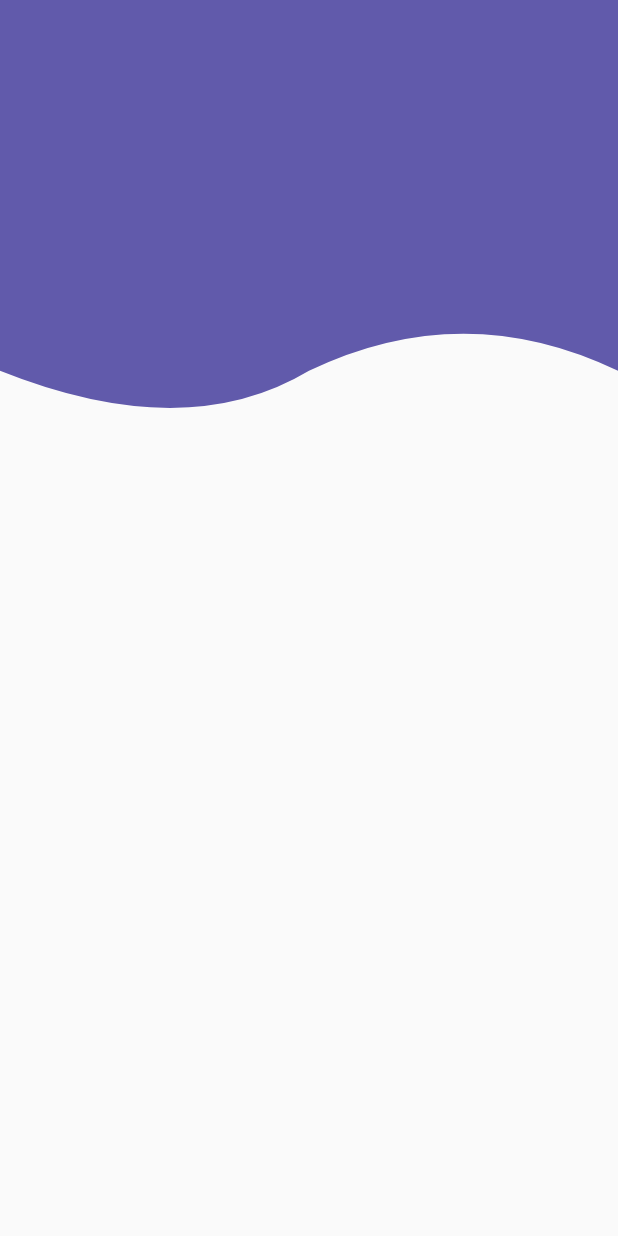
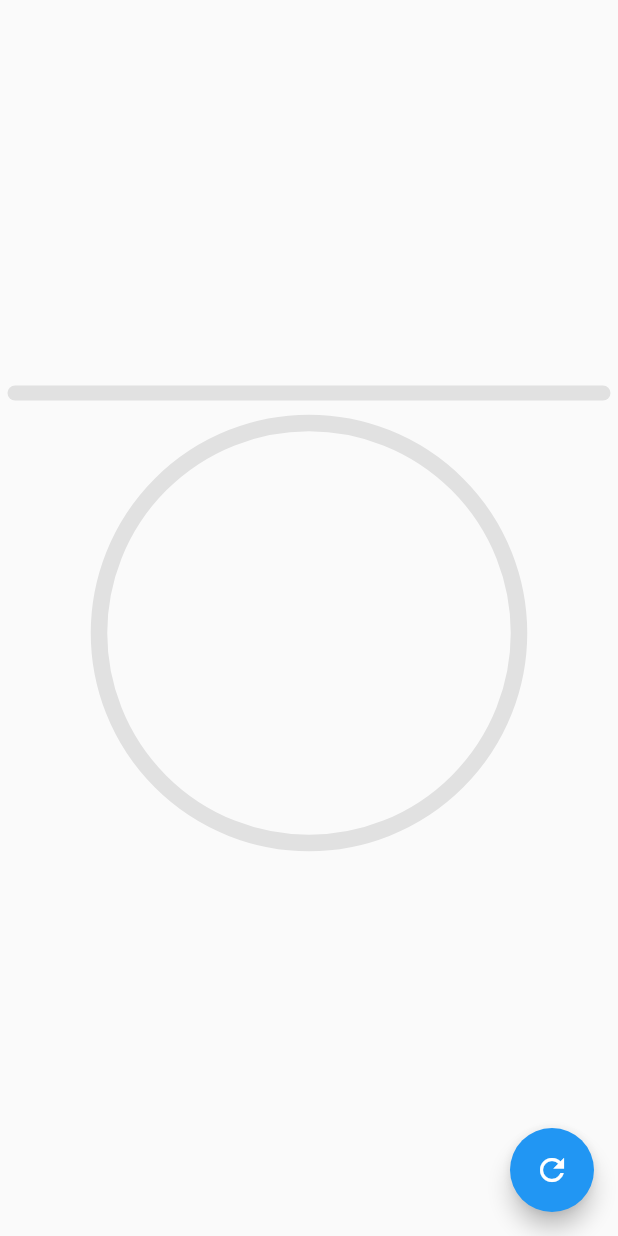
Before and after one commit to jairoportela/desing_app, a Flutter app: the screen it shows after launch, on a phone screen of 412 x 824 dp. Run offline on Flutter 3.47's test engine with Material 2 defaults, Android fonts, the phone set to English and light mode, and no system bars.

Commit message:
ADD: seccion 4

```diff
--- a/lib/main.dart
+++ b/lib/main.dart
@@ -3,7 +3,7 @@
 // import 'package:desings_app/src/pages/animations_page.dart';
 // import 'package:desings_app/src/challenges/square_animated_page.dart';
 
-import 'package:desings_app/src/challenges/header_animated_page.dart';
+import 'package:desings_app/src/pages/graphics_progress_page.dart';
 import 'package:flutter/material.dart';
 
 void main() {
@@ -19,6 +19,6 @@ class MyApp extends StatelessWidget {
     return const MaterialApp(
         debugShowCheckedModeBanner: false,
         title: 'Diseños APP',
-        home: HeaderAnimatedPage());
+        home: GraphicsProgressPage());
   }
 }
--- /dev/null
+++ b/lib/src/pages/graphics_progress_page.dart
@@ -0,0 +1,55 @@
+import 'package:flutter/material.dart';
+import '../widgets/radial_progress.dart';
+import '../widgets/linear_progress.dart';
+
+class GraphicsProgressPage extends StatefulWidget {
+  const GraphicsProgressPage({Key? key}) : super(key: key);
+
+  @override
+  _GraphicsProgressPageState createState() => _GraphicsProgressPageState();
+}
+
+class _GraphicsProgressPageState extends State<GraphicsProgressPage> {
+  double percentage = 0;
+
+  changePercentage() {
+    if (percentage < 3) {
+      setState(() {
+        percentage += 1;
+      });
+    } else {
+      setState(() {
+        percentage = 0;
+      });
+    }
+  }
+
+  @override
+  Widget build(BuildContext context) {
+    return Scaffold(
+      body: Column(mainAxisAlignment: MainAxisAlignment.center, children: [
+        LinearProgress(
+          percentage: percentage / 3 * 100,
+          foregroundColor: Colors.red,
+          backgroundColor: const Color.fromRGBO(0, 0, 0, 0.1),
+        ),
+        const SizedBox(
+          height: 10,
+        ),
+        SizedBox(
+          width: 300,
+          height: 300,
+          child: RadialProgress(
+            percentage: percentage / 3 * 100,
+            foregroundColor: Colors.green,
+            backgroundColor: const Color.fromRGBO(0, 0, 0, 0.1),
+          ),
+        ),
+      ]),
+      floatingActionButton: FloatingActionButton(
+        onPressed: changePercentage,
+        child: const Icon(Icons.refresh),
+      ),
+    );
+  }
+}
--- /dev/null
+++ b/lib/src/widgets/linear_progress.dart
@@ -0,0 +1,111 @@
+import 'package:flutter/material.dart';
+
+class LinearProgress extends StatefulWidget {
+  final double percentage;
+
+  final Color backgroundColor;
+
+  ///Color de la barra que muestra el progreso
+  final Color foregroundColor;
+  const LinearProgress(
+      {Key? key,
+      required this.percentage,
+      this.foregroundColor = Colors.blue,
+      this.backgroundColor = Colors.grey})
+      : super(key: key);
+
+  @override
+  _LinearProgressState createState() => _LinearProgressState();
+}
+
+class _LinearProgressState extends State<LinearProgress>
+    with SingleTickerProviderStateMixin {
+  late double initialPercentage;
+  late double finalPercentage;
+  late AnimationController _controller;
+
+  @override
+  void initState() {
+    initialPercentage = 0;
+    finalPercentage = widget.percentage;
+
+    _controller = AnimationController(
+        vsync: this, duration: const Duration(milliseconds: 600));
+    _controller.forward(from: 0);
+    super.initState();
+  }
+
+  @override
+  void didUpdateWidget(covariant LinearProgress oldWidget) {
+    initialPercentage = finalPercentage;
+    finalPercentage = widget.percentage;
+    _controller.forward(from: 0);
+
+    super.didUpdateWidget(oldWidget);
+  }
+
+  @override
+  void dispose() {
+    _controller.dispose();
+    super.dispose();
+  }
+
+  @override
+  Widget build(BuildContext context) {
+    return Container(
+        padding: const EdgeInsets.all(10),
+        width: double.infinity,
+        height: 10,
+        child: AnimatedBuilder(
+          animation: _controller,
+          builder: (context, child) {
+            return CustomPaint(
+                painter: _MyCustomProgressIndicator(
+                    percentage: (finalPercentage - initialPercentage) *
+                            (_controller.value) +
+                        initialPercentage,
+                    foregroundColor: widget.foregroundColor,
+                    backgroundColor: widget.backgroundColor,
+                    strokeWidth: 10));
+          },
+        ));
+  }
+}
+
+class _MyCustomProgressIndicator extends CustomPainter {
+  final double percentage;
+  final Color backgroundColor;
+  final Color foregroundColor;
+  final double strokeWidth;
+
+  const _MyCustomProgressIndicator(
+      {required this.percentage,
+      required this.foregroundColor,
+      required this.backgroundColor,
+      required this.strokeWidth});
+
+  @override
+  void paint(Canvas canvas, Size size) {
+    final paint = Paint()
+      ..strokeWidth = strokeWidth
+      ..strokeCap = StrokeCap.round
+      ..color = backgroundColor
+      ..style = PaintingStyle.stroke;
+
+    canvas.drawLine(Offset.zero, Offset(size.width, 0), paint);
+
+    final paintBar = Paint()
+      ..strokeWidth = strokeWidth
+      ..strokeCap = StrokeCap.round
+      ..color = foregroundColor
+      ..style = PaintingStyle.stroke;
+
+    if (percentage != 0) {
+      canvas.drawLine(
+          Offset.zero, Offset(size.width * percentage / 100, 0), paintBar);
+    }
+  }
+
+  @override
+  bool shouldRepaint(covariant CustomPainter oldDelegate) => true;
+}
--- /dev/null
+++ b/lib/src/widgets/radial_progress.dart
@@ -0,0 +1,113 @@
+import 'package:flutter/material.dart';
+import 'dart:math';
+
+class RadialProgress extends StatefulWidget {
+  final double percentage;
+
+  final Color backgroundColor;
+
+  ///Color de la barra que muestra el progreso
+  final Color foregroundColor;
+  const RadialProgress(
+      {Key? key,
+      required this.percentage,
+      this.foregroundColor = Colors.blue,
+      this.backgroundColor = Colors.grey})
+      : super(key: key);
+
+  @override
+  _RadialProgressState createState() => _RadialProgressState();
+}
+
+class _RadialProgressState extends State<RadialProgress>
+    with SingleTickerProviderStateMixin {
+  late double initialPercentage;
+  late double finalPercentage;
+  late AnimationController _controller;
+
+  @override
+  void initState() {
+    initialPercentage = 0;
+    finalPercentage = widget.percentage;
+
+    _controller = AnimationController(
+        vsync: this, duration: const Duration(milliseconds: 600));
+    _controller.forward(from: 0);
+    super.initState();
+  }
+
+  @override
+  void didUpdateWidget(covariant RadialProgress oldWidget) {
+    initialPercentage = finalPercentage;
+    finalPercentage = widget.percentage;
+    _controller.forward(from: 0);
+
+    super.didUpdateWidget(oldWidget);
+  }
+
+  @override
+  void dispose() {
+    _controller.dispose();
+    super.dispose();
+  }
+
+  @override
+  Widget build(BuildContext context) {
+    // LinearProgressIndicator
+    return Container(
+        padding: const EdgeInsets.all(10),
+        width: double.infinity,
+        height: double.infinity,
+        child: AnimatedBuilder(
+          animation: _controller,
+          builder: (context, child) {
+            return CustomPaint(
+                painter: _MyCustomProgressIndicator(
+                    percentage: (finalPercentage - initialPercentage) *
+                            (_controller.value) +
+                        initialPercentage,
+                    foregroundColor: widget.foregroundColor,
+                    backgroundColor: widget.backgroundColor));
+          },
+        ));
+  }
+}
+
+class _MyCustomProgressIndicator extends CustomPainter {
+  final double percentage;
+  final Color backgroundColor;
+  final Color foregroundColor;
+
+  const _MyCustomProgressIndicator(
+      {required this.percentage,
+      required this.foregroundColor,
+      required this.backgroundColor});
+
+  @override
+  void paint(Canvas canvas, Size size) {
+    final paint = Paint()
+      ..strokeWidth = 11
+      ..strokeCap = StrokeCap.round
+      ..color = backgroundColor
+      ..style = PaintingStyle.stroke;
+
+    final Offset c = Offset(size.width * 0.5, size.height * 0.5);
+    final double radius = min(size.width * 0.5, size.height * 0.5);
+
+    canvas.drawCircle(c, radius, paint);
+
+    final paintArco = Paint()
+      ..strokeWidth = 10
+      ..strokeCap = StrokeCap.round
+      ..color = foregroundColor
+      ..style = PaintingStyle.stroke;
+
+    double arcAngle = 2 * pi * (percentage / 100);
+
+    canvas.drawArc(Rect.fromCircle(center: c, radius: radius), 3 * pi / 2,
+        arcAngle, false, paintArco);
+  }
+
+  @override
+  bool shouldRepaint(covariant CustomPainter oldDelegate) => true;
+}
```
Also changed, not shown: lib/src/labs/circular_progress_page.dart (added, +88 -0 lines), pubspec.lock.
